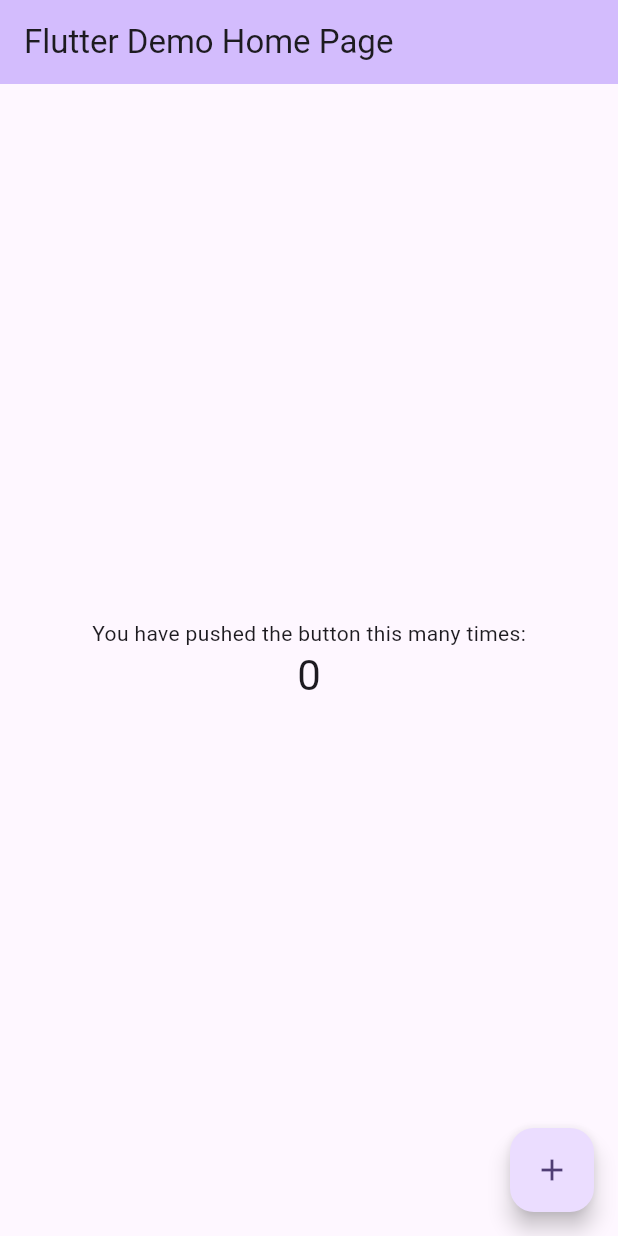
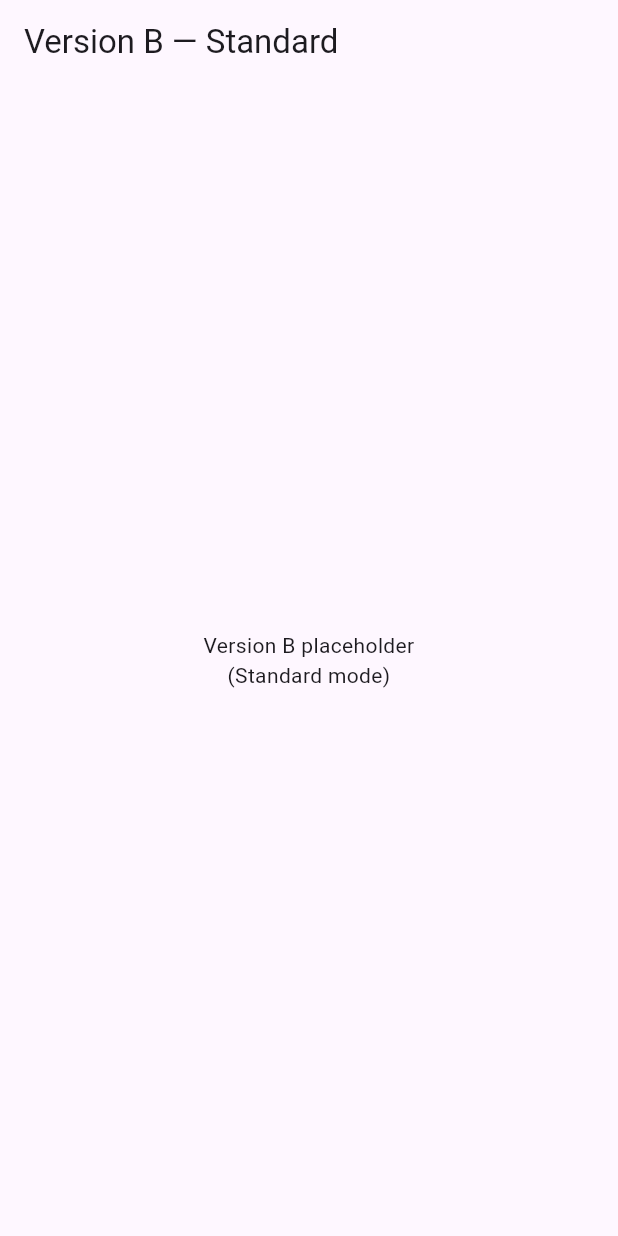
Before and after one commit to SnowClown/goal_tracker_accessible, a Flutter app: the screen it shows after launch, on a phone screen of 412 x 824 dp. Run offline on Flutter 3.47's test engine with Material 3 defaults, Android fonts, the light colour scheme and no system bars.

Commit message:
Add Version A/B accessibility-based routing skeleton

```diff
--- a/lib/main.dart
+++ b/lib/main.dart
@@ -1,122 +1,24 @@
 import 'package:flutter/material.dart';
+import 'package:flutter/widgets.dart';
+import 'version_a/app_a.dart';
+import 'version_b/app_b.dart';
 
 void main() {
-  runApp(const MyApp());
+  runApp(const RootApp());
 }
 
-class MyApp extends StatelessWidget {
-  const MyApp({super.key});
-
-  // This widget is the root of your application.
-  @override
-  Widget build(BuildContext context) {
-    return MaterialApp(
-      title: 'Flutter Demo',
-      theme: ThemeData(
-        // This is the theme of your application.
-        //
-        // TRY THIS: Try running your application with "flutter run". You'll see
-        // the application has a purple toolbar. Then, without quitting the app,
-        // try changing the seedColor in the colorScheme below to Colors.green
-        // and then invoke "hot reload" (save your changes or press the "hot
-        // reload" button in a Flutter-supported IDE, or press "r" if you used
-        // the command line to start the app).
-        //
-        // Notice that the counter didn't reset back to zero; the application
-        // state is not lost during the reload. To reset the state, use hot
-        // restart instead.
-        //
-        // This works for code too, not just values: Most code changes can be
-        // tested with just a hot reload.
-        colorScheme: .fromSeed(seedColor: Colors.deepPurple),
-      ),
-      home: const MyHomePage(title: 'Flutter Demo Home Page'),
-    );
-  }
-}
-
-class MyHomePage extends StatefulWidget {
-  const MyHomePage({super.key, required this.title});
-
-  // This widget is the home page of your application. It is stateful, meaning
-  // that it has a State object (defined below) that contains fields that affect
-  // how it looks.
-
-  // This class is the configuration for the state. It holds the values (in this
-  // case the title) provided by the parent (in this case the App widget) and
-  // used by the build method of the State. Fields in a Widget subclass are
-  // always marked "final".
-
-  final String title;
-
-  @override
-  State<MyHomePage> createState() => _MyHomePageState();
-}
-
-class _MyHomePageState extends State<MyHomePage> {
-  int _counter = 0;
-
-  void _incrementCounter() {
-    setState(() {
-      // This call to setState tells the Flutter framework that something has
-      // changed in this State, which causes it to rerun the build method below
-      // so that the display can reflect the updated values. If we changed
-      // _counter without calling setState(), then the build method would not be
-      // called again, and so nothing would appear to happen.
-      _counter++;
-    });
-  }
+/// Root widget — decides which interface version to load based on
+/// whether system accessibility (TalkBack / VoiceOver) is active.
+class RootApp extends StatelessWidget {
+  const RootApp({super.key});
 
   @override
   Widget build(BuildContext context) {
-    // This method is rerun every time setState is called, for instance as done
-    // by the _incrementCounter method above.
-    //
-    // The Flutter framework has been optimized to make rerunning build methods
-    // fast, so that you can just rebuild anything that needs updating rather
-    // than having to individually change instances of widgets.
-    return Scaffold(
-      appBar: AppBar(
-        // TRY THIS: Try changing the color here to a specific color (to
-        // Colors.amber, perhaps?) and trigger a hot reload to see the AppBar
-        // change color while the other colors stay the same.
-        backgroundColor: Theme.of(context).colorScheme.inversePrimary,
-        // Here we take the value from the MyHomePage object that was created by
-        // the App.build method, and use it to set our appbar title.
-        title: Text(widget.title),
-      ),
-      body: Center(
-        // Center is a layout widget. It takes a single child and positions it
-        // in the middle of the parent.
-        child: Column(
-          // Column is also a layout widget. It takes a list of children and
-          // arranges them vertically. By default, it sizes itself to fit its
-          // children horizontally, and tries to be as tall as its parent.
-          //
-          // Column has various properties to control how it sizes itself and
-          // how it positions its children. Here we use mainAxisAlignment to
-          // center the children vertically; the main axis here is the vertical
-          // axis because Columns are vertical (the cross axis would be
-          // horizontal).
-          //
-          // TRY THIS: Invoke "debug painting" (choose the "Toggle Debug Paint"
-          // action in the IDE, or press "p" in the console), to see the
-          // wireframe for each widget.
-          mainAxisAlignment: .center,
-          children: [
-            const Text('You have pushed the button this many times:'),
-            Text(
-              '$_counter',
-              style: Theme.of(context).textTheme.headlineMedium,
-            ),
-          ],
-        ),
-      ),
-      floatingActionButton: FloatingActionButton(
-        onPressed: _incrementCounter,
-        tooltip: 'Increment',
-        child: const Icon(Icons.add),
-      ),
-    );
+    // MediaQuery reflects the OS-level "screen reader enabled" flag
+    // on both Android (TalkBack) and iOS (VoiceOver).
+    final bool accessibilityEnabled = WidgetsBinding
+        .instance.platformDispatcher.accessibilityFeatures.accessibleNavigation;
+
+    return accessibilityEnabled ? const VersionAApp() : const VersionBApp();
   }
 }
--- /dev/null
+++ b/lib/version_a/app_a.dart
@@ -0,0 +1,23 @@
+import 'package:flutter/material.dart';
+
+/// Version A: the accessible interface, loaded when system
+/// accessibility (TalkBack/VoiceOver) is detected as enabled.
+class VersionAApp extends StatelessWidget {
+  const VersionAApp({super.key});
+
+  @override
+  Widget build(BuildContext context) {
+    return MaterialApp(
+      title: 'Goal Tracker Accessible — Version A',
+      home: Scaffold(
+        appBar: AppBar(title: const Text('Version A — Accessible')),
+        body: const Center(
+          child: Text(
+            'Version A placeholder\n(Accessibility mode detected)',
+            textAlign: TextAlign.center,
+          ),
+        ),
+      ),
+    );
+  }
+}
--- /dev/null
+++ b/lib/version_b/app_b.dart
@@ -0,0 +1,23 @@
+import 'package:flutter/material.dart';
+
+/// Version B: the standard interface, loaded when no system
+/// accessibility service is detected.
+class VersionBApp extends StatelessWidget {
+  const VersionBApp({super.key});
+
+  @override
+  Widget build(BuildContext context) {
+    return MaterialApp(
+      title: 'Goal Tracker Accessible — Version B',
+      home: Scaffold(
+        appBar: AppBar(title: const Text('Version B — Standard')),
+        body: const Center(
+          child: Text(
+            'Version B placeholder\n(Standard mode)',
+            textAlign: TextAlign.center,
+          ),
+        ),
+      ),
+    );
+  }
+}
```
Also changed, not shown: 1 other file.
